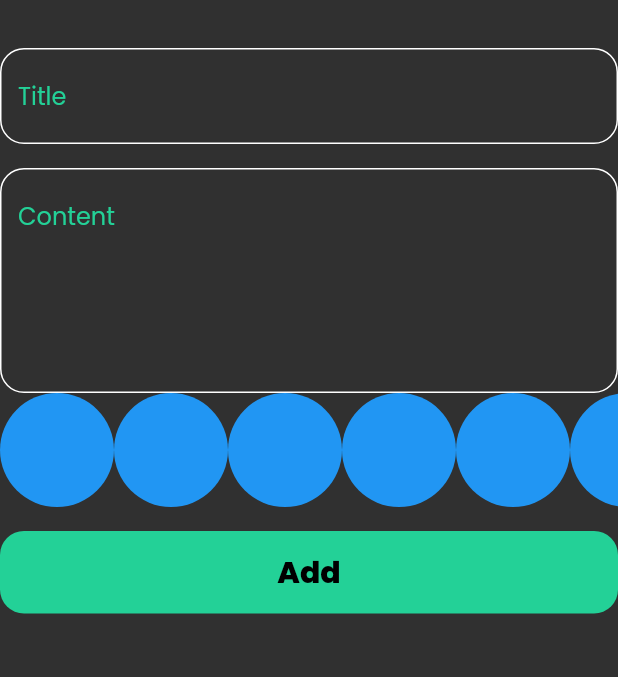
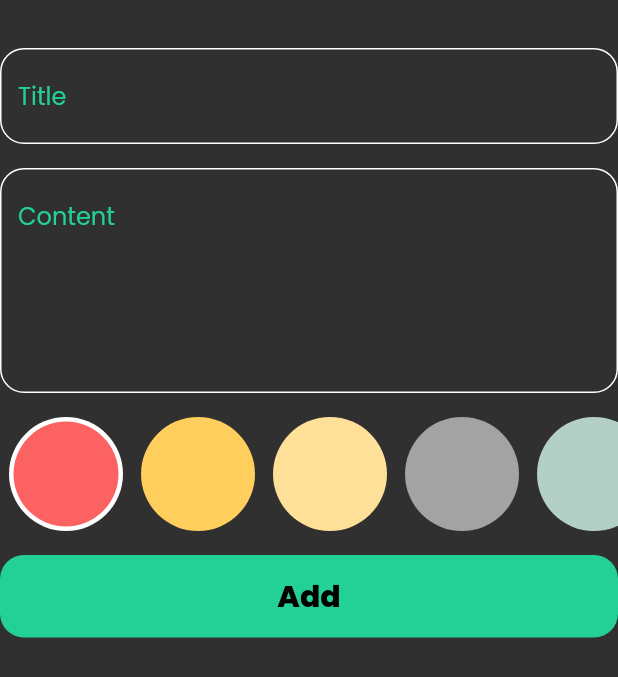
Before and after one commit to makdad-raee/notes_app, a Flutter app: the AddNoteForm widget shown alone on an empty page, opened directly, on a phone screen of 412 x 824 dp. Shown: the top 677 px of the screen. Run offline on Flutter 3.47's test engine with Material 2 defaults, Android fonts, the phone set to English and light mode, and no system bars; our stand-ins replace flutter_bloc, google_fonts, hive, hive_flutter; accounts and stored records are empty.

Commit message:
colors listView part 2

```diff
--- a/lib/views/widgets/add_note_form.dart
+++ b/lib/views/widgets/add_note_form.dart
@@ -47,6 +47,9 @@ class _AddNoteFormState extends State<AddNoteForm> {
               subTitle = value;
             },
           ),
+          const SizedBox(
+            height: 16,
+          ),
           const ColorListView(),
           const SizedBox(
             height: 16,
--- a/lib/views/widgets/colors_list_view.dart
+++ b/lib/views/widgets/colors_list_view.dart
@@ -1,29 +1,70 @@
 import 'package:flutter/material.dart';
 
 class ColorItem extends StatelessWidget {
-  const ColorItem({super.key});
+  const ColorItem({super.key, required this.isActive, required this.color});
+
+  final bool isActive;
+  final Color color;
 
   @override
   Widget build(BuildContext context) {
-    return const CircleAvatar(
-      radius: 38,
-      backgroundColor: Colors.blue,
-    );
+    return isActive
+        ? CircleAvatar(
+            radius: 38,
+            backgroundColor: Colors.white,
+            child: CircleAvatar(
+              radius: 35,
+              backgroundColor: color,
+            ),
+          )
+        : CircleAvatar(
+            radius: 38,
+            backgroundColor: color,
+          );
   }
 }
 
-class ColorListView extends StatelessWidget {
-  const ColorListView({super.key});
+class ColorListView extends StatefulWidget {
+  const ColorListView({
+    super.key,
+  });
 
+  @override
+  State<ColorListView> createState() => _ColorListViewState();
+}
+
+class _ColorListViewState extends State<ColorListView> {
+  int currentIndex = 0;
+  List<Color> colors = const [
+    Color(0xffFC6262),
+    Color(0xffFFCE5C),
+    Color(0xffFFE099),
+    Color(0xffA3A3A3),
+    Color(0xffB4D0C6),
+  ];
   @override
   Widget build(BuildContext context) {
     return SizedBox(
       height: 38 * 2,
       child: ListView.builder(
-        itemCount: 10,
+        itemCount: colors.length,
         scrollDirection: Axis.horizontal,
         itemBuilder: (context, index) {
-          return const ColorItem();
+          return Padding(
+            padding: const EdgeInsets.symmetric(
+              horizontal: 6,
+            ),
+            child: GestureDetector(
+              onTap: () {
+                currentIndex = index;
+                setState(() {});
+              },
+              child: ColorItem(
+                isActive: currentIndex == index ? true : false,
+                color: colors[index],
+              ),
+            ),
+          );
         },
       ),
     );
```
